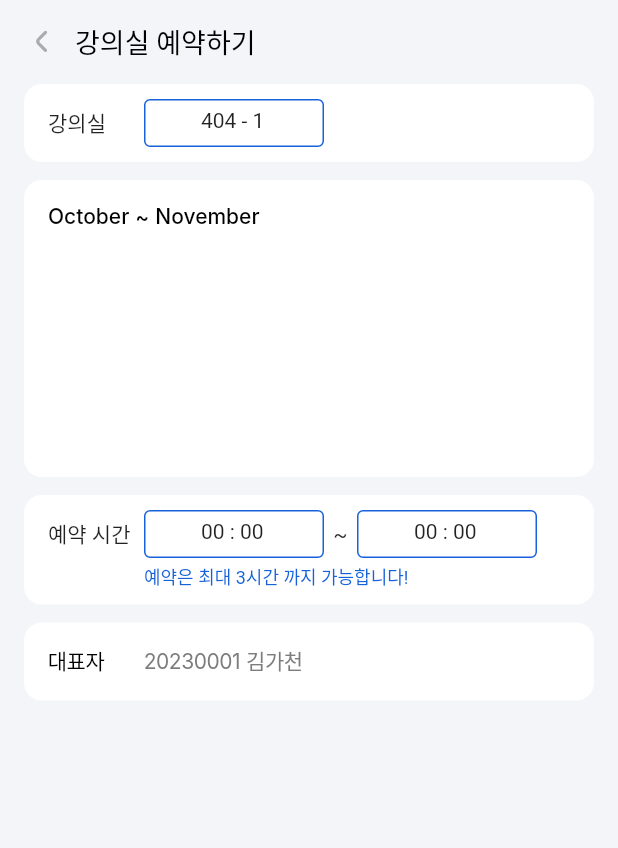
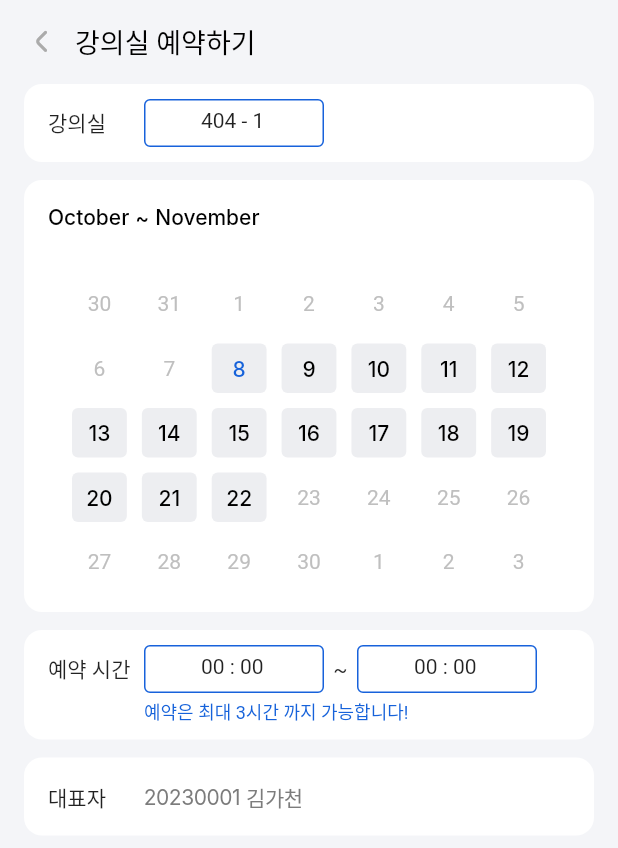
Before and after one commit to AIIA-GCU/meta-gachon-app, a Flutter app: the screen it shows after launch, on a phone screen of 412 x 824 dp. Shown: the top 848 px of the screen. Run offline on Flutter 3.47's test engine with Material 2 defaults, Android fonts, the phone set to English and light mode, and no system bars; drawn by our look-alikes of table_calendar; Roboto replaces fonts that are missing (Inter, Ko, Noto Sans KR).

Commit message:
일단 커밋
캘린더 넣었습니다.
- 캘린더 슬라이스는 패키지에서 지원하지 않는것 같습니다.

...안녕히주무십쇼

```diff
--- a/lib/page/reservation.dart
+++ b/lib/page/reservation.dart
@@ -3,9 +3,19 @@
 import 'package:flutter/material.dart';
 import 'package:mata_gachon/config/variable.dart';
 
-class Reservation extends StatelessWidget {
+import 'package:table_calendar/table_calendar.dart';
+
+class Reservation extends StatefulWidget {
   const Reservation({Key? key}) : super(key: key);
 
+  @override
+  State<Reservation> createState() => _ReservationState();
+}
+
+class _ReservationState extends State<Reservation> {
+  CalendarFormat _calendarFormat = CalendarFormat.month;
+  DateTime _focusedDay = DateTime.now();
+  DateTime? _selectedDay;
   @override
   Widget build(BuildContext context) {
     return Scaffold(
@@ -17,26 +27,29 @@ class Reservation extends StatelessWidget {
               child: Icon(AppinIcon.back, size: 24),
             ),
             SizedBox(width: 10),
-            Text("강의실 예약하기",style: TextStyle(color: Colors.black,fontSize: 18))
+            Text("강의실 예약하기",
+                style: TextStyle(color: Colors.black, fontSize: 18))
           ],
         ),
       ),
       body: Center(
-        child: Column(//여기
+        child: Column(
+          //여기
           children: [
+            ///강의실
             Container(
               height: 52,
               width: double.infinity,
               margin: EdgeInsets.only(
-                top: 0,    // 위쪽 마진
+                top: 0, // 위쪽 마진
                 bottom: 12, // 아래쪽 마진
-                left: 16,    // 왼쪽 마진
-                right: 16,  // 오른쪽 마진
+                left: 16, // 왼쪽 마진
+                right: 16, // 오른쪽 마진
               ),
               padding: EdgeInsets.only(
-                top: 10,    // 위쪽
+                top: 10, // 위쪽
                 bottom: 10, // 아래쪽
-                left: 16,    // 왼쪽
+                left: 16, // 왼쪽
                 right: 0,
               ),
               decoration: BoxDecoration(
@@ -47,52 +60,60 @@ class Reservation extends StatelessWidget {
                 children: [
                   Positioned(
                       top: 5,
-                      child: Text("강의실", style: KR.parag1,)
-                  ),
+                      child: Text(
+                        "강의실",
+                        style: KR.parag1,
+                      )),
                   Positioned(
                     left: 64,
                     top: 0,
                     child: Container(
                       padding: EdgeInsets.only(
-                        top: 5,    // 위쪽
+                        top: 5, // 위쪽
                         bottom: 0, // 아래쪽
-                        left: 37,    // 왼쪽
+                        left: 37, // 왼쪽
                         right: 37,
                       ),
                       decoration: BoxDecoration(
                         border: Border.all(
                           color: MGcolor.brand_orig, // 테두리 색상
-                          width: 1.0,          // 테두리 두께
+                          width: 1.0, // 테두리 두께
                         ),
                         borderRadius: BorderRadius.circular(4),
                       ),
                       width: 120,
                       height: 32,
-                      child: Text("404 - 1", style: KR.parag2,),
+                      child: Text(
+                        "404 - 1",
+                        style: KR.parag2,
+                      ),
                     ),
                   ),
                 ],
               ),
             ),
+
+            ///캘린더
             Container(
-              height: 198,
+              height: 288,
               width: double.infinity,
               margin: EdgeInsets.only(
-                top: 0,    // 위쪽 마진
+                top: 0, // 위쪽 마진
                 bottom: 12, // 아래쪽 마진
-                left: 16,    // 왼쪽 마진
-                right: 16,  // 오른쪽 마진
+                left: 16, // 왼쪽 마진
+                right: 16, // 오른쪽 마진
               ),
               padding: EdgeInsets.only(
-                top: 10,    // 위쪽
-                bottom: 10, // 아래쪽
-                left: 16,    // 왼쪽
+                top: 0, // 위쪽
+                bottom: 0, // 아래쪽
+                left: 0, // 왼쪽
                 right: 0,
               ),
               decoration: BoxDecoration(
                 color: Colors.white,
                 borderRadius: BorderRadius.circular(12),
               ),
+              child: SingleChildScrollView(
                 child: Stack(
                   children: [
                     Positioned(
@@ -100,129 +121,115 @@ class Reservation extends StatelessWidget {
                       top: 56,
                       child: Container(
                         height: 116,
+                      ),
+                    ),
+
+                    ///달력 드가자
+                    Column(
+                      children: [
+                        SizedBox(height: 61,),
+                        Center(
+                          child: SizedBox(
+                            width: 326,
+                            height: 300,
+                            child: TableCalendar(
+                              firstDay: DateTime.now(),
+                              lastDay: DateTime.now().add(Duration(days: 14)),
+                              focusedDay: DateTime.now(),
+                              headerVisible: false,
+                              daysOfWeekVisible: false,
+
+                              startingDayOfWeek: StartingDayOfWeek.monday,
+                              weekendDays: [DateTime.sunday,6],
+                              calendarBuilders: CalendarBuilders(
 
                               ),
+                              rowHeight: 43,
+                              /*rangeStartDay: ,
+                              rangeEndDay: ,*/
+                              calendarStyle: CalendarStyle(
+
+
+                                cellMargin: EdgeInsets.all(5),
+                                cellPadding: EdgeInsets.all(0),
+                                // tableBorder: TableBorder(borderRadius: BorderRadius(5)),
+                                ///기본 day 스타일
+                                rowDecoration: BoxDecoration(
+                                  // border: Border.all(color: Colors.black, width: 1, style: BorderStyle.solid),
                                 ),
-                  ///달력 드가자
-                  Positioned(
-                    child: Container(),
-                    /*child: Container(
-                      width: 297,
-                      height: 15,
-                      child: Stack(
-                        children: [
-                          Positioned(
-                            left: 0,
-                            top: 0,
-                            child: Text(
-                              'M',
-                              textAlign: TextAlign.center,
-                              style: TextStyle(
-                                color: Color(0xFF7C7C7C),
-                                fontSize: 12,
+                                defaultDecoration: BoxDecoration(
+                                  // border: Border.all(color: Colors.black, width: 1, style: BorderStyle.solid),
+                                  borderRadius: BorderRadius.circular(4),
+                                  color: Color(0xFFEDEEF1)
+                                ),
+                                defaultTextStyle: TextStyle(
+                                  color: Colors.black,
+                                  fontSize: 14,
                                   fontFamily: 'Inter',
                                   fontWeight: FontWeight.w500,
                                   height: 0,
                                 ),
+                                ///day 선택시
+                                selectedDecoration: BoxDecoration(
+                                  color: Color(0xFF1662DA),
+                                  borderRadius: BorderRadius.circular(4),
                                 ),
-                          ),
-                          Positioned(
-                            left: 49,
-                            top: 0,
-                            child: Text(
-                              'T',
-                              textAlign: TextAlign.center,
-                              style: TextStyle(
-                                color: Color(0xFF7C7C7C),
-                                fontSize: 12,
+                                selectedTextStyle: TextStyle(
+                                  color: Colors.white,
+                                  fontSize: 14,
                                   fontFamily: 'Inter',
                                   fontWeight: FontWeight.w500,
                                   height: 0,
                                 ),
+                                ///today
+                                todayDecoration: BoxDecoration(
+                                  color: Color(0xFFEDEEF1),
+                                  borderRadius: BorderRadius.circular(4),
                                 ),
-                          ),
-                          Positioned(
-                            left: 95,
-                            top: 0,
-                            child: Text(
-                              'W',
-                              textAlign: TextAlign.center,
-                              style: TextStyle(
-                                color: Color(0xFF7C7C7C),
-                                fontSize: 12,
+                                todayTextStyle: TextStyle(
+                                  color: Color(0xFF1662DA),
+                                  fontSize: 14,
                                   fontFamily: 'Inter',
                                   fontWeight: FontWeight.w500,
                                   height: 0,
                                 ),
+                                ///주말 day
+                                weekendDecoration:  BoxDecoration(
+                                  // border: Border.all(color: Colors.black, width: 1, style: BorderStyle.solid),
+                                    borderRadius: BorderRadius.circular(4),
+                                    color: Color(0xFFEDEEF1)
                                 ),
-                          ),
-                          Positioned(
-                            left: 145,
-                            top: 0,
-                            child: Text(
-                              'T',
-                              textAlign: TextAlign.center,
-                              style: TextStyle(
-                                color: Color(0xFF7C7C7C),
-                                fontSize: 12,
+                                weekendTextStyle: TextStyle(
+                                  color: Colors.black,
+                                  fontSize: 14,
                                   fontFamily: 'Inter',
                                   fontWeight: FontWeight.w500,
                                   height: 0,
                                 ),
+
                               ),
+
+
+                              ///events
+                              selectedDayPredicate: (day) {
+                                return isSameDay(_selectedDay, day);
+                              },
+                              onDaySelected: (selectedDay, focusedDay) {
+                                setState(() {
+                                  _selectedDay = selectedDay;
+                                  _focusedDay = focusedDay; // update `_focusedDay` here as well
+                                });
+                              },
                             ),
-                          Positioned(
-                            left: 193,
-                            top: 0,
-                            child: Text(
-                              'F',
-                              textAlign: TextAlign.center,
-                              style: TextStyle(
-                                color: Color(0xFF7C7C7C),
-                                fontSize: 12,
-                                fontFamily: 'Inter',
-                                fontWeight: FontWeight.w500,
-                                height: 0,
-                              ),
-                            ),
-                          ),
-                          Positioned(
-                            left: 241,
-                            top: 0,
-                            child: Text(
-                              'S',
-                              textAlign: TextAlign.center,
-                              style: TextStyle(
-                                color: Color(0xFF7C7C7C),
-                                fontSize: 12,
-                                fontFamily: 'Inter',
-                                fontWeight: FontWeight.w500,
-                                height: 0,
-                              ),
-                            ),
-                          ),
-                          Positioned(
-                            left: 289,
-                            top: 0,
-                            child: Text(
-                              'S',
-                              textAlign: TextAlign.center,
-                              style: TextStyle(
-                                color: Color(0xFF7C7C7C),
-                                fontSize: 12,
-                                fontFamily: 'Inter',
-                                fontWeight: FontWeight.w500,
-                                height: 0,
-                              ),
+
+
                           ),
                         ),
                       ],
                     ),
-                    ),*/
-                  ),
                     Positioned(
-                    left: 0,
-                    top: 5,
+                      left: 16,
+                      top: 16,
                       child: Container(
                         child: Row(
                           mainAxisSize: MainAxisSize.min,
@@ -271,31 +278,35 @@ class Reservation extends StatelessWidget {
                   ],
                 ),
               ),
+            ),
+
+            ///예약 시간
             Container(
               height: 73,
               width: double.infinity,
               margin: EdgeInsets.only(
-                top: 0,    // 위쪽 마진
+                top: 0, // 위쪽 마진
                 bottom: 12, // 아래쪽 마진
-                left: 16,    // 왼쪽 마진
-                right: 16,  // 오른쪽 마진
+                left: 16, // 왼쪽 마진
+                right: 16, // 오른쪽 마진
               ),
               padding: EdgeInsets.only(
-                top: 10,    // 위쪽
+                top: 10, // 위쪽
                 bottom: 10, // 아래쪽
-                left: 16,    // 왼쪽
+                left: 16, // 왼쪽
                 right: 0,
               ),
               decoration: BoxDecoration(
                 color: Colors.white,
                 borderRadius: BorderRadius.circular(12),
               ),
-              child: Stack(
-                children: [
+              child: Stack(children: [
                 Positioned(
                     top: 5,
-                    child: Text("예약 시간", style: KR.parag1,)
-                  ),
+                    child: Text(
+                      "예약 시간",
+                      style: KR.parag1,
+                    )),
                 Positioned(
                   left: 64,
                   top: 0,
@@ -303,43 +314,46 @@ class Reservation extends StatelessWidget {
                     children: [
                       Container(
                         padding: EdgeInsets.only(
-                            top: 5,    // 위쪽
+                          top: 5, // 위쪽
                           bottom: 0, // 아래쪽
-                            left: 37,    // 왼쪽
+                          left: 37, // 왼쪽
                           right: 37,
                         ),
                         decoration: BoxDecoration(
                           border: Border.all(
                             color: MGcolor.brand_orig, // 테두리 색상
-                              width: 1.0,          // 테두리 두께
+                            width: 1.0, // 테두리 두께
                           ),
                           borderRadius: BorderRadius.circular(4),
                         ),
                         width: 120,
                         height: 32,
-                          child: Text("00 : 00", style: KR.parag2,),
+                        child: Text(
+                          "00 : 00",
+                          style: KR.parag2,
                         ),
-                        Container(
-                          width: 22,
-                          child: Center(child: Text("~"))
                       ),
+                      Container(width: 22, child: Center(child: Text("~"))),
                       Container(
                         padding: EdgeInsets.only(
-                            top: 5,    // 위쪽
+                          top: 5, // 위쪽
                           bottom: 0, // 아래쪽
-                            left: 37,    // 왼쪽
+                          left: 37, // 왼쪽
                           right: 37,
                         ),
                         decoration: BoxDecoration(
                           border: Border.all(
                             color: MGcolor.brand_orig, // 테두리 색상
-                              width: 1.0,          // 테두리 두께
+                            width: 1.0, // 테두리 두께
                           ),
                           borderRadius: BorderRadius.circular(4),
                         ),
                         width: 120,
                         height: 32,
-                          child: Text("00 : 00", style: KR.parag2,),
+                        child: Text(
+                          "00 : 00",
+                          style: KR.parag2,
+                        ),
                       ),
                     ],
                   ),
@@ -354,25 +368,24 @@ class Reservation extends StatelessWidget {
                           fontFamily: 'Noto Sans KR',
                           fontWeight: FontWeight.w400,
                           height: 0,
-                      )
-                    )
-                  )
-                ]
+                        )))
+              ]),
             ),
-            ),
+
+            ///대표자
             Container(
               height: 52,
               width: double.infinity,
               margin: EdgeInsets.only(
-                top: 0,    // 위쪽 마진
+                top: 0, // 위쪽 마진
                 bottom: 12, // 아래쪽 마진
-                left: 16,    // 왼쪽 마진
-                right: 16,  // 오른쪽 마진
+                left: 16, // 왼쪽 마진
+                right: 16, // 오른쪽 마진
               ),
               padding: EdgeInsets.only(
-                top: 10,    // 위쪽
-                bottom: 10, // 아래쪽
-                left: 16,    // 왼쪽
+                top: 0, // 위쪽
+                bottom: 0, // 아래쪽
+                left: 0, // 왼쪽
                 right: 0,
               ),
               decoration: BoxDecoration(
@@ -382,23 +395,18 @@ class Reservation extends StatelessWidget {
               child: Stack(
                 children: [
                   Positioned(
-                    top: 5,
-                    child: Text(
-                      '대표자',
-                      style: TextStyle(
-                        color: Colors.black,
-                        fontSize: 14,
-                        fontFamily: 'Noto Sans KR',
-                        fontWeight: FontWeight.w500,
-                        height: 0,
-                        letterSpacing: -0.32,
-                      ),
+                    top: 16,
+                    left: 16,
+                    child: Text('대표자',
+                      style: KR.parag1
                     ),
                   ),
                   Positioned(
-                    left: 64,
-                    top: 5,
+                    left: 80,
+                    top: 16,
                     child: Container(
+                      width: 108,
+                      height: 20,
                       child: Row(
                         mainAxisSize: MainAxisSize.min,
                         mainAxisAlignment: MainAxisAlignment.start,
@@ -430,7 +438,7 @@ class Reservation extends StatelessWidget {
                           ),
                         ],
                       ),
-                    ),
+                    )
                   ),
                 ],
               ),
--- a/pubspec.yaml
+++ b/pubspec.yaml
@@ -30,7 +30,7 @@ environment:
 dependencies:
   flutter:
     sdk: flutter
-
+  table_calendar: ^3.0.9
 
   # The following adds the Cupertino Icons font to your application.
   # Use with the CupertinoIcons class for iOS style icons.
```
Lines whose indentation alone changed are shown as unchanged.
